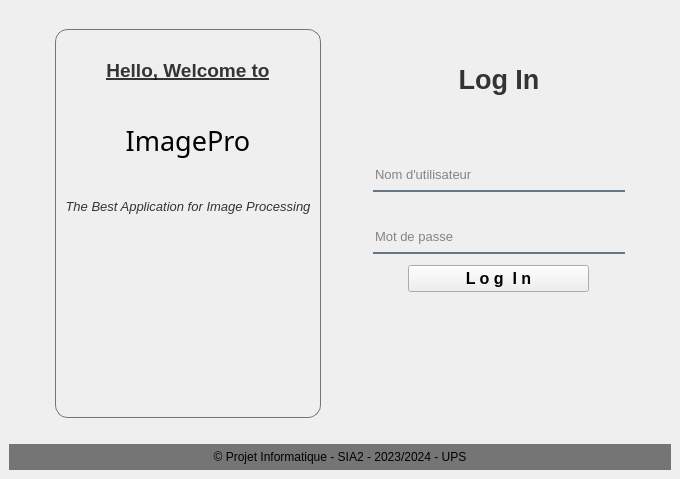
Above: ui/loginwindow.ui from konstantinosmelis/projet-informatique before the change. Below: the same form after it.
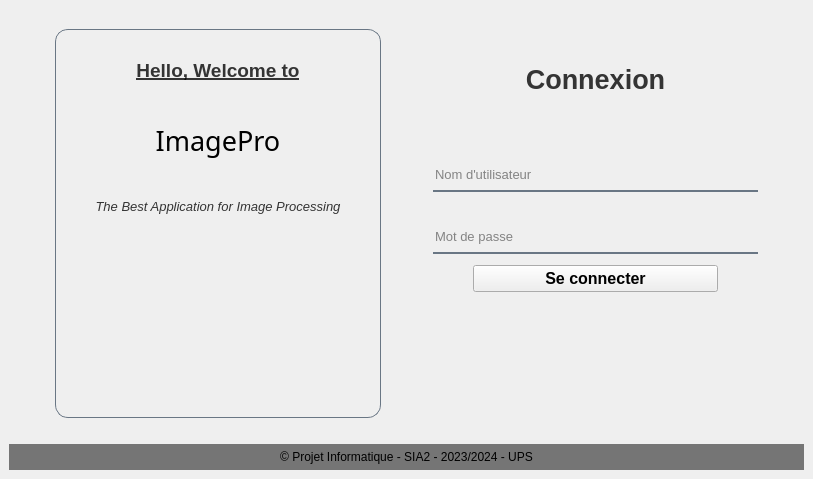
That is the form after the change.

Commit message: Beutifyied some windows

The edit to the form file:
```diff
--- a/ui/loginwindow.ui
+++ b/ui/loginwindow.ui
@@ -6,7 +6,7 @@
    <rect>
     <x>0</x>
     <y>0</y>
-    <width>680</width>
+    <width>813</width>
     <height>479</height>
    </rect>
   </property>
@@ -224,7 +224,7 @@
 margin: 30px;</string>
         </property>
         <property name="text">
-         <string>Log In</string>
+         <string>Connexion</string>
         </property>
         <property name="alignment">
          <set>Qt::AlignCenter</set>
@@ -327,7 +327,7 @@
 </string>
           </property>
           <property name="text">
-           <string>L o g  I n</string>
+           <string>Se connecter</string>
           </property>
           <property name="autoDefault">
            <bool>false</bool>
@@ -366,7 +366,7 @@
          </string>
         </property>
         <property name="text">
-         <string> </string>
+         <string/>
         </property>
         <property name="alignment">
          <set>Qt::AlignCenter</set>
```
Left out of the diff: 2 changed lines with no effect on the pictures. The commit also changes 3 other files.
